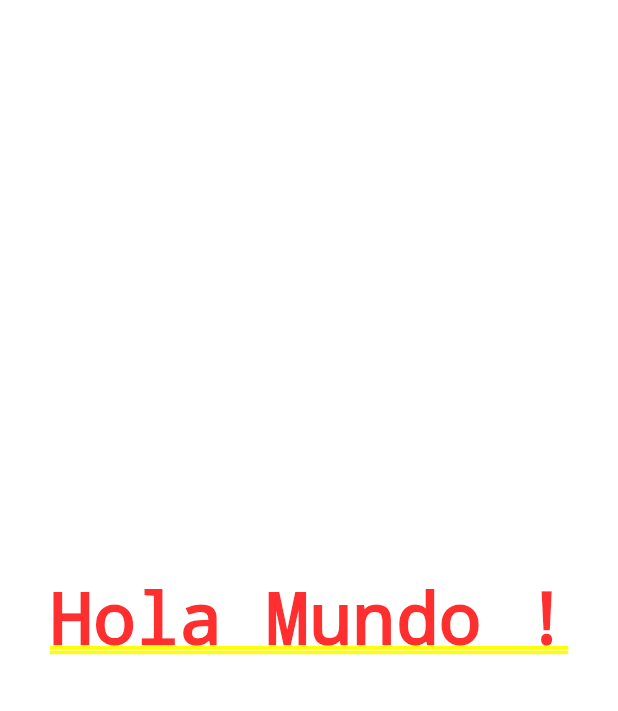
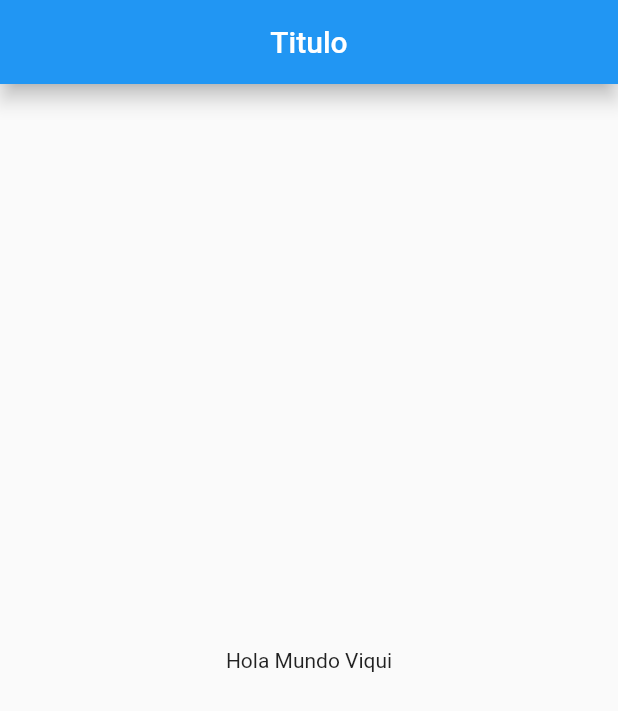
Before and after one commit to Viqui-Alaro/contadorFlutter, a Flutter app: the screen it shows after launch, on a phone screen of 412 x 824 dp. Shown: the top 711 px of the screen. Run offline on Flutter 3.47's test engine with Material 2 defaults, Android fonts, the phone set to English and light mode, and no system bars.

Commit message:
implementación de manejo de scaffold

```diff
--- a/lib/src/app.dart
+++ b/lib/src/app.dart
@@ -1,6 +1,7 @@
-
 
 import 'package:flutter/material.dart';
+
+import 'package:contador/src/pages/home_page.dart';
 
 
 class MyApp extends StatelessWidget{
@@ -9,7 +10,7 @@ class MyApp extends StatelessWidget{
   Widget build( context ){
 
     return MaterialApp(
-      home: Center(child: Text('Hola Mundo !') ,)
+      home: Center(child: HomePage() ,)
       ,
     );
   }
--- /dev/null
+++ b/lib/src/pages/home_page.dart
@@ -0,0 +1,21 @@
+
+import 'package:flutter/material.dart';
+
+class HomePage extends StatelessWidget{
+
+  @override
+  Widget build(BuildContext context) {
+    // TODO: implement build
+    return Scaffold(
+      appBar: AppBar(
+        title: Text('Titulo') ,
+        centerTitle: true,
+        elevation: 5.5,
+      ),
+      body: Center(
+        child: Text('Hola Mundo Viqui')
+      ),
+    );
+  }
+
+}
```
